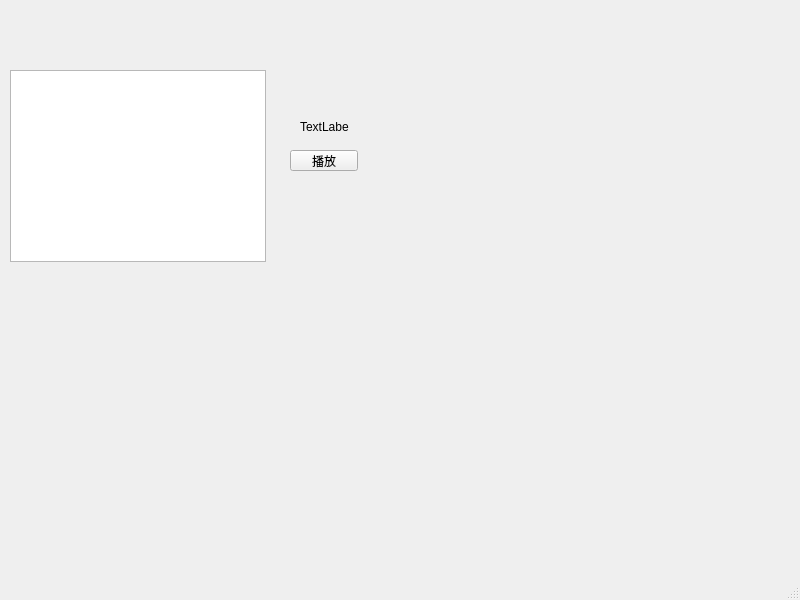
Qt form mainwindow.ui (1548973157/MusicPlayer) before a commit.
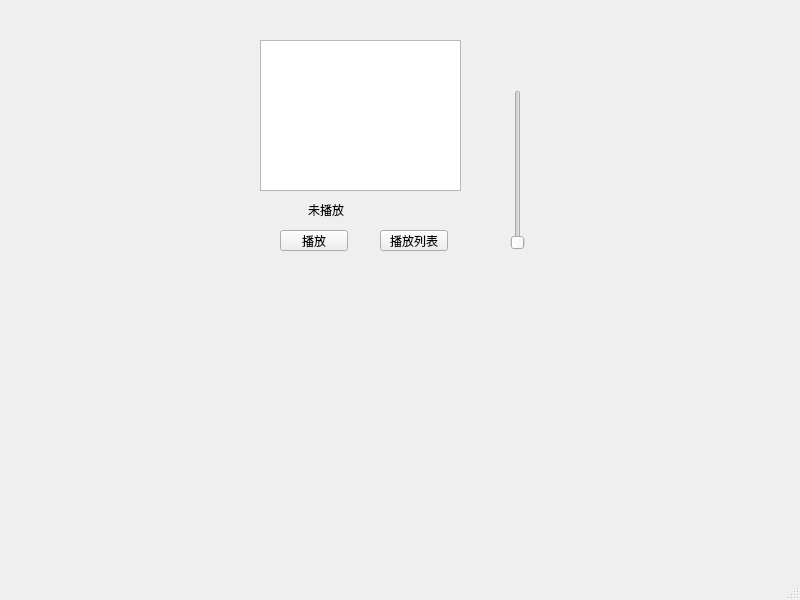
The same form after that commit.

Diff of the .ui file:
```diff
--- a/mainwindow.ui
+++ b/mainwindow.ui
@@ -17,8 +17,8 @@
    <widget class="QPushButton" name="playButton">
     <property name="geometry">
      <rect>
-      <x>290</x>
-      <y>150</y>
+      <x>280</x>
+      <y>230</y>
       <width>68</width>
       <height>21</height>
      </rect>
@@ -30,24 +30,50 @@
    <widget class="QListWidget" name="listWidget">
     <property name="geometry">
      <rect>
-      <x>10</x>
-      <y>70</y>
-      <width>256</width>
-      <height>192</height>
+      <x>260</x>
+      <y>40</y>
+      <width>201</width>
+      <height>151</height>
      </rect>
     </property>
    </widget>
    <widget class="QLabel" name="label">
     <property name="geometry">
      <rect>
-      <x>300</x>
-      <y>120</y>
-      <width>49</width>
-      <height>14</height>
+      <x>308</x>
+      <y>200</y>
+      <width>91</width>
+      <height>20</height>
      </rect>
     </property>
     <property name="text">
-     <string>TextLabel</string>
+     <string>未播放</string>
+    </property>
+   </widget>
+   <widget class="QPushButton" name="pushButton">
+    <property name="geometry">
+     <rect>
+      <x>380</x>
+      <y>230</y>
+      <width>68</width>
+      <height>21</height>
+     </rect>
+    </property>
+    <property name="text">
+     <string>播放列表</string>
+    </property>
+   </widget>
+   <widget class="QSlider" name="volumeSlider">
+    <property name="geometry">
+     <rect>
+      <x>510</x>
+      <y>90</y>
+      <width>16</width>
+      <height>160</height>
+     </rect>
+    </property>
+    <property name="orientation">
+     <enum>Qt::Orientation::Vertical</enum>
     </property>
    </widget>
   </widget>
```
Left out of the diff: 4 changed lines with no effect on the pictures.
